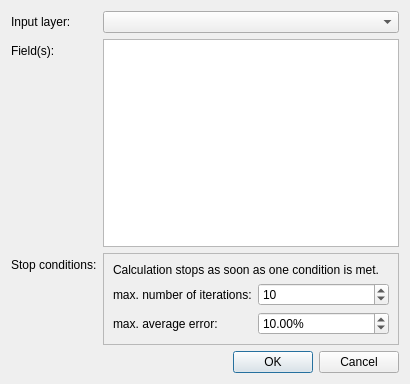
First picture: the form in ui/cartogram_dialog.ui, repository austromorph/cartogram3, before the edit.
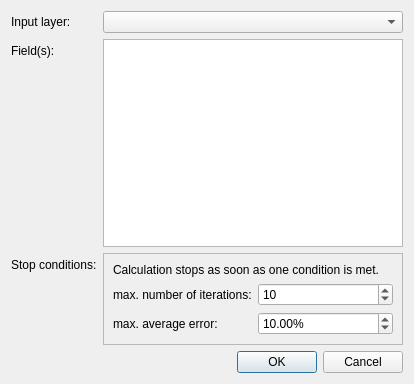
Second picture: the form after the edit. Custom widgets are drawn as their Qt base class.

Commit message: on-the-fly PyQt.uic does not seem to work on Windows (why?)

```diff
--- a/ui/cartogram_dialog.ui
+++ b/ui/cartogram_dialog.ui
@@ -6,7 +6,7 @@
    <rect>
     <x>0</x>
     <y>0</y>
-    <width>410</width>
+    <width>414</width>
     <height>384</height>
    </rect>
   </property>
```
Left out of the diff: 8 changed lines with no effect on the pictures. The commit also changes 3 other files.
